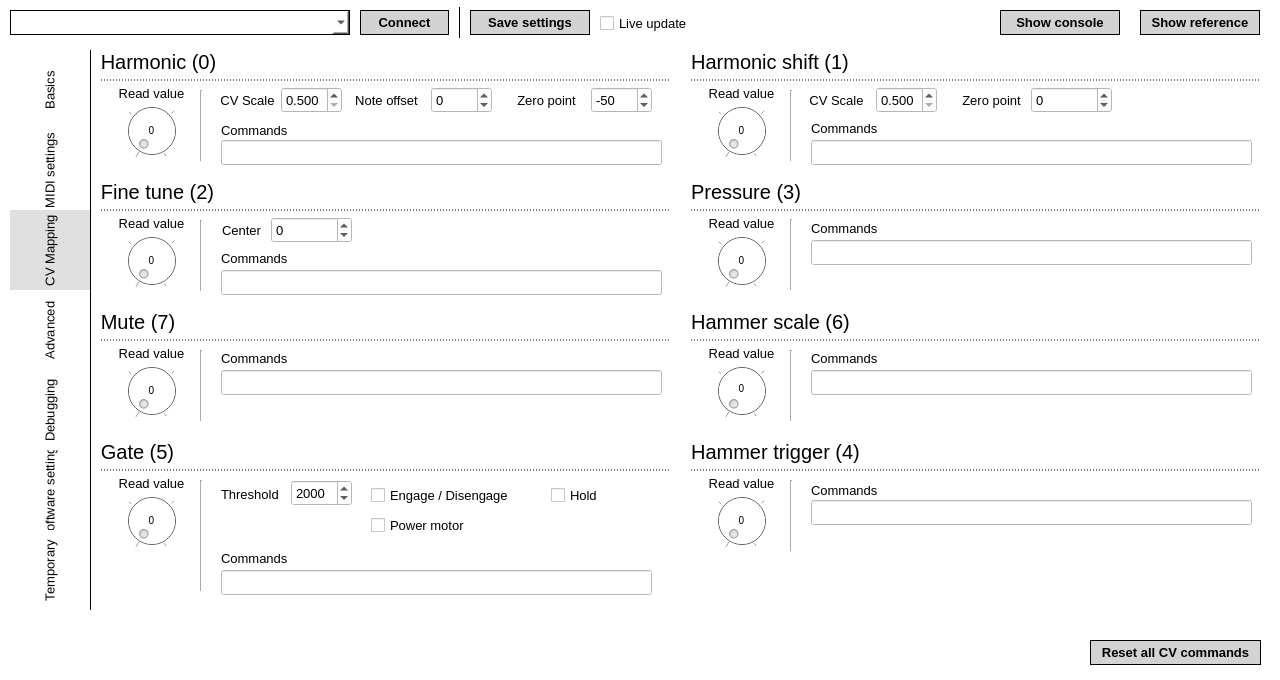
Qt form form.ui (Knaster/EkdahlFarConfig) before a commit.
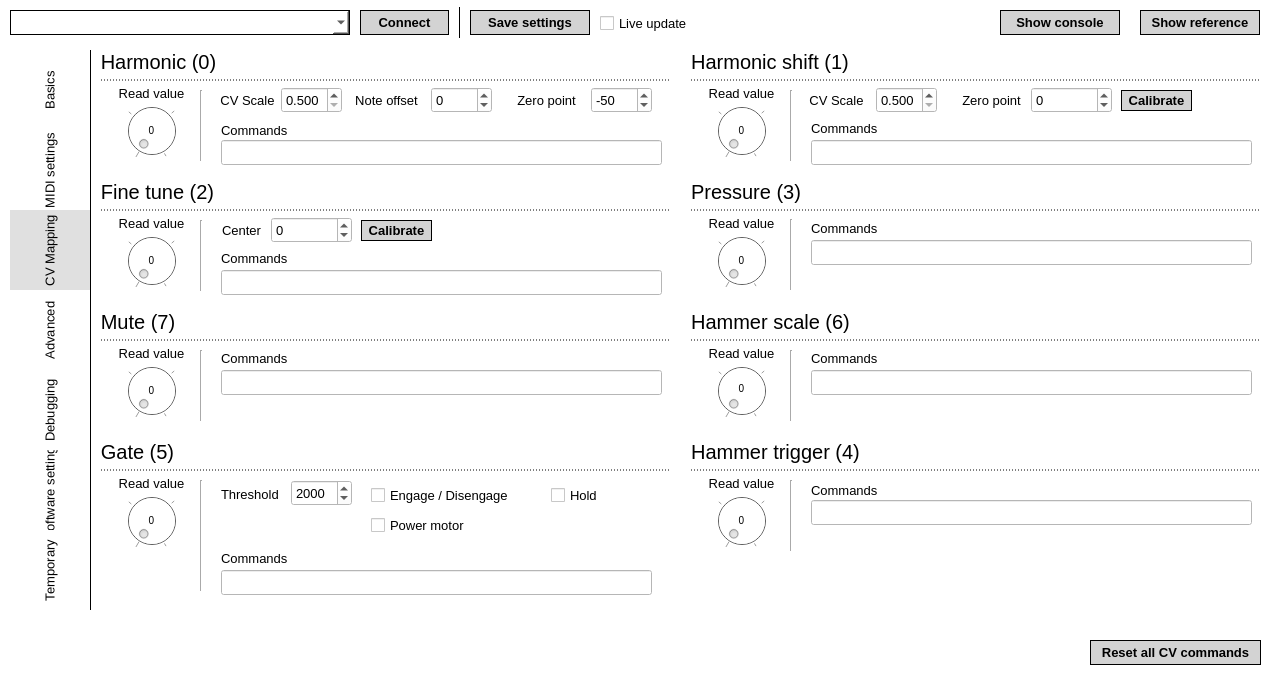
The same form after that commit. The open tabs and pages were chosen to show the change.

Patch:
```diff
--- a/form.ui
+++ b/form.ui
@@ -31,6 +31,15 @@
   <property name="palette">
    <palette>
     <active>
+     <colorrole role="WindowText">
+      <brush brushstyle="SolidPattern">
+       <color alpha="255">
+        <red>0</red>
+        <green>0</green>
+        <blue>0</blue>
+       </color>
+      </brush>
+     </colorrole>
      <colorrole role="Button">
       <brush brushstyle="SolidPattern">
        <color alpha="255">
@@ -40,6 +49,24 @@
        </color>
       </brush>
      </colorrole>
+     <colorrole role="Text">
+      <brush brushstyle="SolidPattern">
+       <color alpha="255">
+        <red>0</red>
+        <green>0</green>
+        <blue>0</blue>
+       </color>
+      </brush>
+     </colorrole>
+     <colorrole role="ButtonText">
+      <brush brushstyle="SolidPattern">
+       <color alpha="255">
+        <red>0</red>
+        <green>0</green>
+        <blue>0</blue>
+       </color>
+      </brush>
+     </colorrole>
      <colorrole role="Base">
       <brush brushstyle="SolidPattern">
        <color alpha="255">
@@ -58,8 +85,26 @@
        </color>
       </brush>
      </colorrole>
+     <colorrole role="PlaceholderText">
+      <brush brushstyle="SolidPattern">
+       <color alpha="128">
+        <red>0</red>
+        <green>0</green>
+        <blue>0</blue>
+       </color>
+      </brush>
+     </colorrole>
     </active>
     <inactive>
+     <colorrole role="WindowText">
+      <brush brushstyle="SolidPattern">
+       <color alpha="255">
+        <red>0</red>
+        <green>0</green>
+        <blue>0</blue>
+       </color>
+      </brush>
+     </colorrole>
      <colorrole role="Button">
       <brush brushstyle="SolidPattern">
        <color alpha="255">
@@ -69,6 +114,24 @@
        </color>
       </brush>
      </colorrole>
+     <colorrole role="Text">
+      <brush brushstyle="SolidPattern">
+       <color alpha="255">
+        <red>0</red>
+        <green>0</green>
+        <blue>0</blue>
+       </color>
+      </brush>
+     </colorrole>
+     <colorrole role="ButtonText">
+      <brush brushstyle="SolidPattern">
+       <color alpha="255">
+        <red>0</red>
+        <green>0</green>
+        <blue>0</blue>
+       </color>
+      </brush>
+     </colorrole>
      <colorrole role="Base">
       <brush brushstyle="SolidPattern">
        <color alpha="255">
@@ -87,8 +150,26 @@
        </color>
       </brush>
      </colorrole>
+     <colorrole role="PlaceholderText">
+      <brush brushstyle="SolidPattern">
+       <color alpha="128">
+        <red>0</red>
+        <green>0</green>
+        <blue>0</blue>
+       </color>
+      </brush>
+     </colorrole>
     </inactive>
     <disabled>
+     <colorrole role="WindowText">
+      <brush brushstyle="SolidPattern">
+       <color alpha="255">
+        <red>0</red>
+        <green>0</green>
+        <blue>0</blue>
+       </color>
+      </brush>
+     </colorrole>
      <colorrole role="Button">
       <brush brushstyle="SolidPattern">
        <color alpha="255">
@@ -98,6 +179,24 @@
        </color>
       </brush>
      </colorrole>
+     <colorrole role="Text">
+      <brush brushstyle="SolidPattern">
+       <color alpha="255">
+        <red>0</red>
+        <green>0</green>
+        <blue>0</blue>
+       </color>
+      </brush>
+     </colorrole>
+     <colorrole role="ButtonText">
+      <brush brushstyle="SolidPattern">
+       <color alpha="255">
+        <red>0</red>
+        <green>0</green>
+        <blue>0</blue>
+       </color>
+      </brush>
+     </colorrole>
      <colorrole role="Base">
       <brush brushstyle="SolidPattern">
        <color alpha="255">
@@ -116,6 +215,15 @@
        </color>
       </brush>
      </colorrole>
+     <colorrole role="PlaceholderText">
+      <brush brushstyle="SolidPattern">
+       <color alpha="128">
+        <red>0</red>
+        <green>0</green>
+        <blue>0</blue>
+       </color>
+      </brush>
+     </colorrole>
     </disabled>
    </palette>
   </property>
@@ -130,6 +238,7 @@
 	background-color: white;
 	font-family: cantarell;
 	font-size: 13px;
+	color: black;
 }
 
 QLabel {
@@ -2596,6 +2705,19 @@
        <double>1327.000000000000000</double>
       </property>
      </widget>
+     <widget class="QPushButton" name="pushButtonCVHarmonicShiftZeroCalibrate">
+      <property name="geometry">
+       <rect>
+        <x>430</x>
+        <y>40</y>
+        <width>71</width>
+        <height>21</height>
+       </rect>
+      </property>
+      <property name="text">
+       <string>Calibrate</string>
+      </property>
+     </widget>
     </widget>
     <widget class="QGroupBox" name="groupBoxCV1_3">
      <property name="geometry">
@@ -3346,6 +3468,19 @@
        <double>5000.000000000000000</double>
       </property>
      </widget>
+     <widget class="QPushButton" name="pushButtonCVFinetuneCalibrate">
+      <property name="geometry">
+       <rect>
+        <x>260</x>
+        <y>40</y>
+        <width>71</width>
+        <height>21</height>
+       </rect>
+      </property>
+      <property name="text">
+       <string>Calibrate</string>
+      </property>
+     </widget>
     </widget>
     <widget class="QGroupBox" name="groupBoxCV1_8">
      <property name="geometry">
```
Left out of the diff: 4 changed lines with no effect on the pictures.
